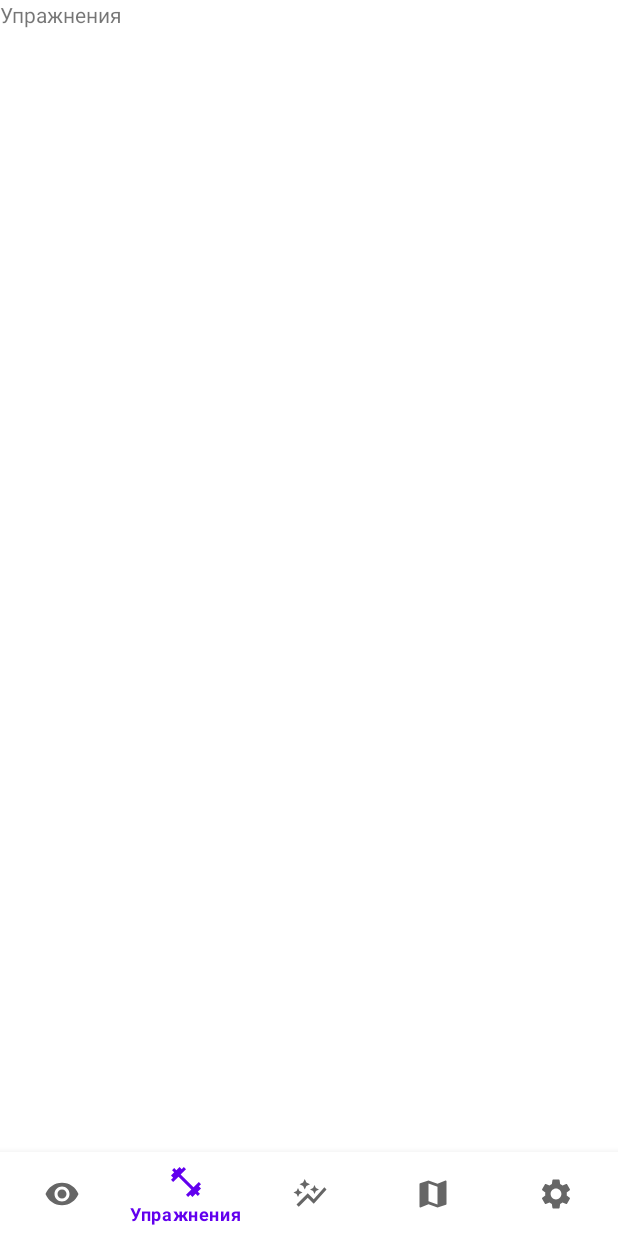
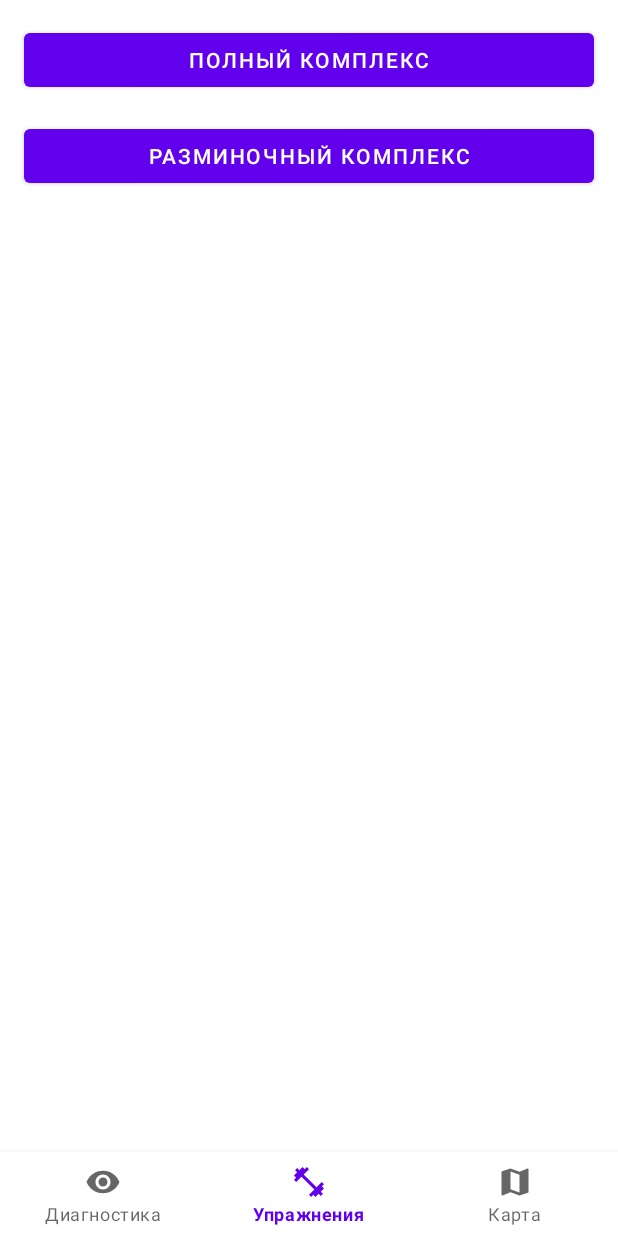
Before and after one commit to Exce11ent22/EyesDoctorApp, an Android app: the ExercisesMenuFragment screen opened through its navigation route, on a phone screen of 412 x 824 dp. Run offline under Robolectric (Android 15) with nearby library versions, the phone set to English and light mode, and no system bars; our stand-ins replace navigation-ui; libraries missing offline, so code that uses them is left out: com.github.mikephil.charting; 16 statements that could not run were skipped.

Commit message:
1. Removed settings and recommendations pages 2. Refactored diagnostics menu layout 3. Made selecting diagnostics activity by switch

```diff
--- a/app/src/main/java/com/vsu/eyesdoctorapp/MainActivity.kt
+++ b/app/src/main/java/com/vsu/eyesdoctorapp/MainActivity.kt
@@ -35,9 +35,7 @@ class MainActivity : AppCompatActivity() {
             setOf(
                 R.id.navigation_diagnostics_menu,
                 R.id.navigation_exercises_menu,
-                R.id.navigation_recommendations_menu,
                 R.id.navigation_map_menu,
-                R.id.navigation_settings_menu
             )
         )
         setupActionBarWithNavController(navController, appBarConfiguration)
--- a/app/src/main/java/com/vsu/eyesdoctorapp/ui/diagnostics/DiagnosticsMenuFragment.kt
+++ b/app/src/main/java/com/vsu/eyesdoctorapp/ui/diagnostics/DiagnosticsMenuFragment.kt
@@ -5,18 +5,26 @@ import android.content.DialogInterface
 import android.content.Intent
 import android.content.pm.PackageManager
 import android.os.Bundle
+import android.util.Log
 import androidx.fragment.app.Fragment
 import android.view.LayoutInflater
 import android.view.View
 import android.view.ViewGroup
+import android.widget.ArrayAdapter
 import android.widget.Button
+import android.widget.Spinner
+import android.widget.Switch
 import androidx.core.app.ActivityCompat
+import androidx.core.app.ActivityCompat.shouldShowRequestPermissionRationale
+import androidx.core.content.ContentProviderCompat.requireContext
 import androidx.core.content.ContextCompat
+import androidx.core.content.ContextCompat.startActivity
 import com.github.mikephil.charting.animation.Easing
 import com.github.mikephil.charting.charts.LineChart
 import com.github.mikephil.charting.data.Entry
 import com.github.mikephil.charting.data.LineData
 import com.github.mikephil.charting.data.LineDataSet
+import com.google.android.material.switchmaterial.SwitchMaterial
 import com.vsu.eyesdoctorapp.R
 import kotlin.math.sin
 
@@ -29,6 +37,7 @@ import kotlin.math.sin
 class DiagnosticsMenuFragment : Fragment() {
 
     private val RECORD_AUDIO_REQ_CODE = 1001
+    private var isPaired = true
 
     override fun onCreateView(
         inflater: LayoutInflater, container: ViewGroup?,
@@ -43,10 +52,21 @@ class DiagnosticsMenuFragment : Fragment() {
         drawCharts(view)
 
         view.findViewById<Button>(R.id.btn_left).setOnClickListener {
-            startPairedDiagnostics()
+            startDiagnostics(view)
         }
         view.findViewById<Button>(R.id.btn_right).setOnClickListener {
-            startSingleDiagnostics()
+            startDiagnostics(view)
+        }
+
+        // TODO refactor this
+        val chooseDistanceSpinner = view.findViewById<Spinner>(R.id.spn_choose_distance)
+        ArrayAdapter.createFromResource(
+            requireContext(),
+            R.array.distances,
+            android.R.layout.simple_spinner_dropdown_item
+        ).also { adapter ->
+            adapter.setDropDownViewResource(android.R.layout.simple_spinner_dropdown_item)
+            chooseDistanceSpinner.adapter = adapter
         }
     }
 
@@ -61,8 +81,8 @@ class DiagnosticsMenuFragment : Fragment() {
             dataList.add(Entry(i.toFloat(), sin(i.toFloat()/10)))
             dataList2.add(Entry(i.toFloat(), sin(i.toFloat()/4)))
         }
-        val lineDataSet = LineDataSet(dataList, "Hello world!")
-        val lineDataSet2 = LineDataSet(dataList2, "Hello world!")
+        val lineDataSet = LineDataSet(dataList, "Последние N измерений")
+        val lineDataSet2 = LineDataSet(dataList2, "Последние N измерений")
         val data = LineData(lineDataSet)
         val data2 = LineData(lineDataSet2)
         leftChart.animateX(3000, Easing.EaseOutSine)
@@ -73,6 +93,15 @@ class DiagnosticsMenuFragment : Fragment() {
 
         leftChart.data = data
         rightChart.data = data2
+    }
+
+    private fun startDiagnostics(view: View) {
+        Log.d("SWITCH", "${view.findViewById<SwitchMaterial>(R.id.sw_friend).isChecked}")
+        if (view.findViewById<SwitchMaterial>(R.id.sw_friend).isChecked) {
+            startPairedDiagnostics()
+        } else {
+            startSingleDiagnostics()
+        }
     }
 
     private fun startPairedDiagnostics() {
--- a/app/src/main/res/layout/fragment_exercises_menu.xml
+++ b/app/src/main/res/layout/fragment_exercises_menu.xml
@@ -1,14 +1,29 @@
 <?xml version="1.0" encoding="utf-8"?>
-<FrameLayout xmlns:android="http://schemas.android.com/apk/res/android"
+<androidx.constraintlayout.widget.ConstraintLayout xmlns:android="http://schemas.android.com/apk/res/android"
     xmlns:tools="http://schemas.android.com/tools"
     android:layout_width="match_parent"
     android:layout_height="match_parent"
+    xmlns:app="http://schemas.android.com/apk/res-auto"
     tools:context=".ui.exercises.ExercisesMenuFragment">
 
-    <!-- TODO: Update blank fragment layout -->
-    <TextView
-        android:layout_width="match_parent"
-        android:layout_height="match_parent"
-        android:text="Упражнения" />
+    <Button
+        android:id="@+id/btn_full_complex"
+        android:layout_width="0dp"
+        android:layout_height="wrap_content"
+        android:text="Полный комплекс"
+        android:layout_margin="16dp"
+        app:layout_constraintStart_toStartOf="parent"
+        app:layout_constraintEnd_toEndOf="parent"
+        app:layout_constraintTop_toTopOf="parent"/>
 
-</FrameLayout>
+    <Button
+        android:id="@+id/btn_partial_complex"
+        android:layout_width="0dp"
+        android:layout_height="wrap_content"
+        android:text="Разминочный комплекс"
+        android:layout_margin="16dp"
+        app:layout_constraintStart_toStartOf="parent"
+        app:layout_constraintEnd_toEndOf="parent"
+        app:layout_constraintTop_toBottomOf="@id/btn_full_complex"/>
+
+</androidx.constraintlayout.widget.ConstraintLayout>
--- a/app/src/main/res/menu/bottom_nav_menu.xml
+++ b/app/src/main/res/menu/bottom_nav_menu.xml
@@ -14,21 +14,9 @@
 
 
     <item
-        android:id="@+id/navigation_recommendations_menu"
-        android:icon="@drawable/ic_recommendations"
-        android:title="Рекомендации" />
-
-
-    <item
         android:id="@+id/navigation_map_menu"
         android:icon="@drawable/ic_map"
         android:title="Карта" />
-
-
-    <item
-        android:id="@+id/navigation_settings_menu"
-        android:icon="@drawable/ic_settings"
-        android:title="Настройки" />
 
 <!--    <item-->
 <!--        android:id="@+id/navigation_home"-->
--- a/app/src/main/res/navigation/mobile_navigation.xml
+++ b/app/src/main/res/navigation/mobile_navigation.xml
@@ -18,22 +18,10 @@
         tools:layout="@layout/fragment_exercises_menu" />
 
     <fragment
-        android:id="@+id/navigation_recommendations_menu"
-        android:name="com.vsu.eyesdoctorapp.ui.recommendations.RecommendationsMenuFragment"
-        android:label="Рекомендации"
-        tools:layout="@layout/fragment_recommendations_menu" />
-
-    <fragment
         android:id="@+id/navigation_map_menu"
         android:name="com.vsu.eyesdoctorapp.ui.map.MapMenuFragment"
         android:label="Карта"
         tools:layout="@layout/fragment_map_menu" />
-
-    <fragment
-        android:id="@+id/navigation_settings_menu"
-        android:name="com.vsu.eyesdoctorapp.ui.settings.SettingsMenuFragment"
-        android:label="Настройки"
-        tools:layout="@layout/fragment_settings_menu" />
 
 <!--    <fragment-->
 <!--        android:id="@+id/navigation_home"-->
--- a/app/src/main/res/values/strings.xml
+++ b/app/src/main/res/values/strings.xml
@@ -18,6 +18,16 @@
         <item>\?</item>
     </string-array>
 
+<!--    distances-->
+    <string-array name="distances">
+        <item>5 м.</item>
+        <item>4,5 м.</item>
+        <item>4 м.</item>
+        <item>3,5 м.</item>
+        <item>3 м.</item>
+        <item>2,5 м.</item>
+    </string-array>
+
     <!--    diagnostics resources-->
     <string name="diagnostic_alphabet">ШБМНКЫИ</string>
     <!-- TODO: Remove or change this placeholder text -->
```
Also changed, not shown: app/src/main/java/com/vsu/eyesdoctorapp/ui/recommendations/RecommendationsMenuFragment.kt (deleted, +0 -60 lines), app/src/main/java/com/vsu/eyesdoctorapp/ui/settings/SettingsMenuFragment.kt (deleted, +0 -60 lines), app/src/main/res/layout/activity_single_diagnostics.xml (+8 -8 lines), app/src/main/res/layout/fragment_diagnostics_menu.xml (+84 -35 lines), app/src/main/res/layout/fragment_recommendations_menu.xml (deleted, +0 -14 lines), app/src/main/res/layout/fragment_settings_menu.xml (deleted, +0 -70 lines).
